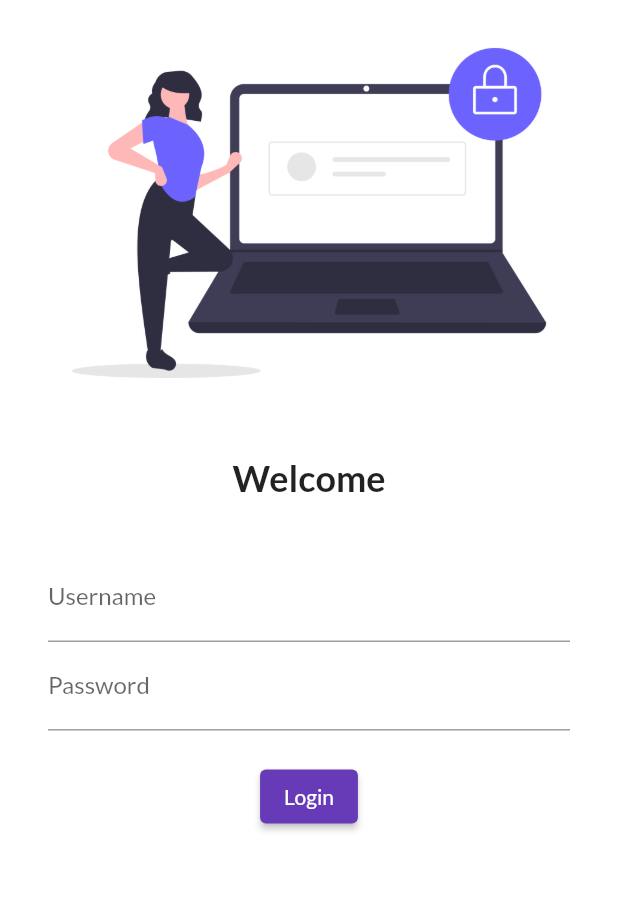
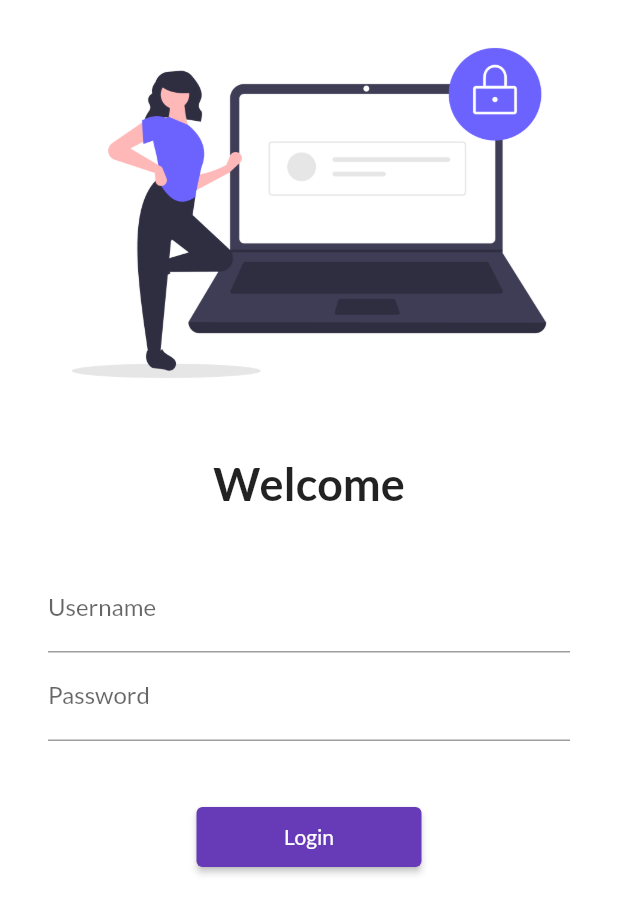
Before and after one commit to ak47kar98k/MyFirstFlutterProject, a Flutter app: the screen it shows after launch, on a phone screen of 412 x 824 dp. Shown: the top 914 px of the screen. Run offline on Flutter 3.47's test engine with Material 2 defaults, Android fonts, the phone set to English and light mode, and no system bars; our stand-ins replace google_fonts.

Commit message:
Day 5 Completed

```diff
--- a/lib/main.dart
+++ b/lib/main.dart
@@ -1,4 +1,5 @@
 import 'package:flutter/material.dart';
+import 'package:flutter_catelog/utils/myroutes.dart';
 import 'package:google_fonts/google_fonts.dart';
 
 import 'package:flutter_catelog/pages/home_page.dart';
@@ -23,8 +24,8 @@ class MyApp extends StatelessWidget {
       // initialRoute: "/home",
       routes: {
         "/": (context) => LoginPage(),
-        "/home": (context) => HomePage(),
-        "/login": (context) => LoginPage(),
+        MyRoutes.homeRoute: (context) => HomePage(),
+        MyRoutes.loginRoute: (context) => LoginPage(),
       },
     );
   }
--- a/lib/pages/login_page.dart
+++ b/lib/pages/login_page.dart
@@ -1,10 +1,12 @@
 import 'package:flutter/material.dart';
+import 'package:flutter_catelog/utils/myroutes.dart';
 
 class LoginPage extends StatelessWidget {
   @override
   Widget build(BuildContext context) {
     return Material(
       color: Colors.white,
+      child: SingleChildScrollView(
         child: Column(
           children: [
             Image.asset(
@@ -16,7 +18,7 @@ class LoginPage extends StatelessWidget {
             ),
             Text(
               "Welcome",
-            style: TextStyle(fontSize: 24, fontWeight: FontWeight.bold),
+              style: TextStyle(fontSize: 30, fontWeight: FontWeight.bold),
             ),
             SizedBox(
               height: 20,
@@ -35,12 +37,13 @@ class LoginPage extends StatelessWidget {
                         hintText: "Enter Password", labelText: "Password"),
                   ),
                   SizedBox(
-                  height: 20,
+                    height: 40.0,
                   ),
                   ElevatedButton(
                     child: Text("Login"),
+                    style: TextButton.styleFrom(minimumSize: Size(150, 40)),
                     onPressed: () {
-                    print("Succsseful");
+                      Navigator.pushNamed(context, MyRoutes.homeRoute);
                     },
                   )
                 ],
@@ -48,6 +51,7 @@ class LoginPage extends StatelessWidget {
             ),
           ],
         ),
+      ),
     );
   }
 }
--- /dev/null
+++ b/lib/utils/myroutes.dart
@@ -0,0 +1,4 @@
+class MyRoutes {
+  static String loginRoute = "/login";
+  static String homeRoute = "/home";
+}
```
Lines whose indentation alone changed are shown as unchanged.
